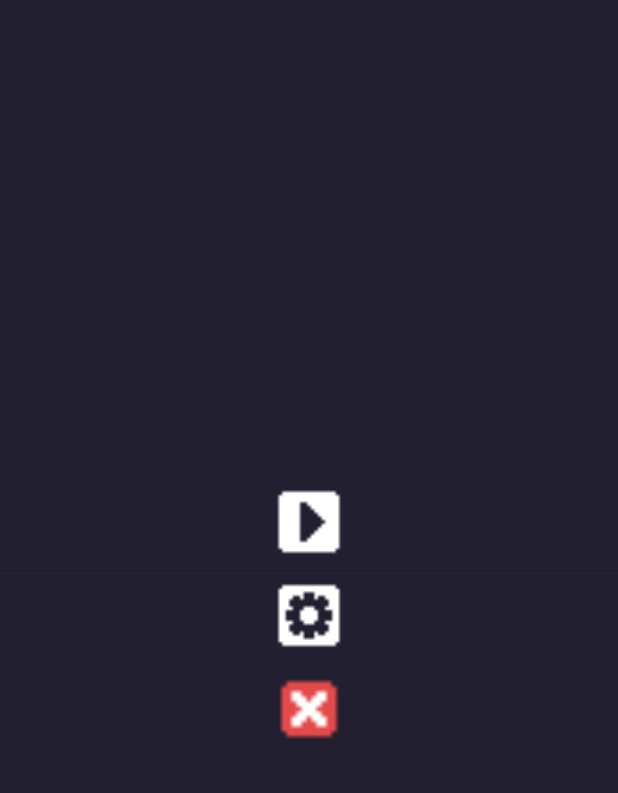
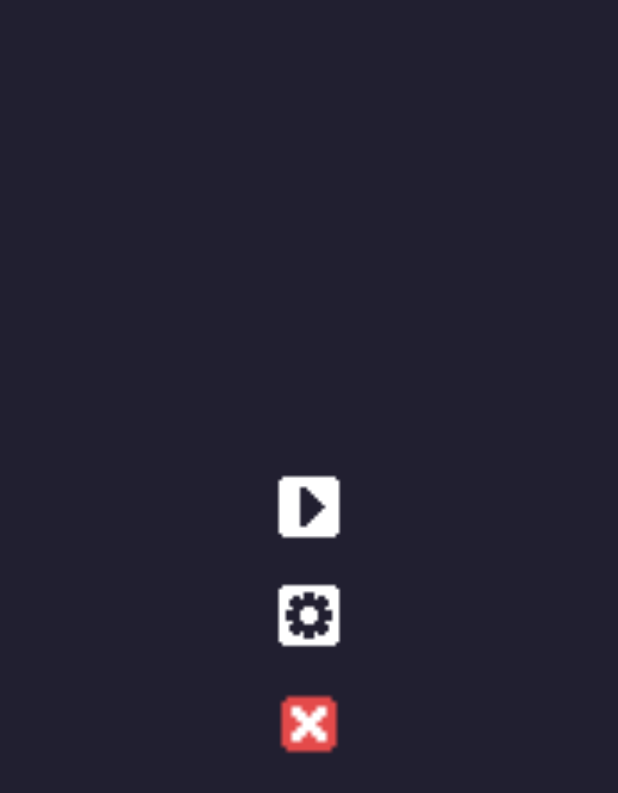
Before and after one commit to manuelzzz/pixel_adventure, a Flutter app: the screen it shows after launch, on a phone screen of 412 x 824 dp. Shown: the top 793 px of the screen. Run offline on Flutter 3.47's test engine with Material 2 defaults, Android fonts, the phone set to English and light mode, and no system bars; missing offline and left inert: flame, flame_tiled.

Commit message:
fix(style): Separators removed becouse they puts a little line between widgets

```diff
--- a/lib/app/pages/home_page.dart
+++ b/lib/app/pages/home_page.dart
@@ -19,12 +19,12 @@ class HomePage extends StatelessWidget {
               name: 'Play',
               onPressed: () => Navigator.of(context).pushNamed('/levels'),
             ),
-            const Divider(height: 10),
+            const SizedBox(height: 20),
             PixelAdventureGameButton(
               name: 'Settings',
               onPressed: () {},
             ),
-            const Divider(height: 10),
+            const SizedBox(height: 20),
             PixelAdventureGameButton(
               name: 'Close',
               onPressed: () {},
```
